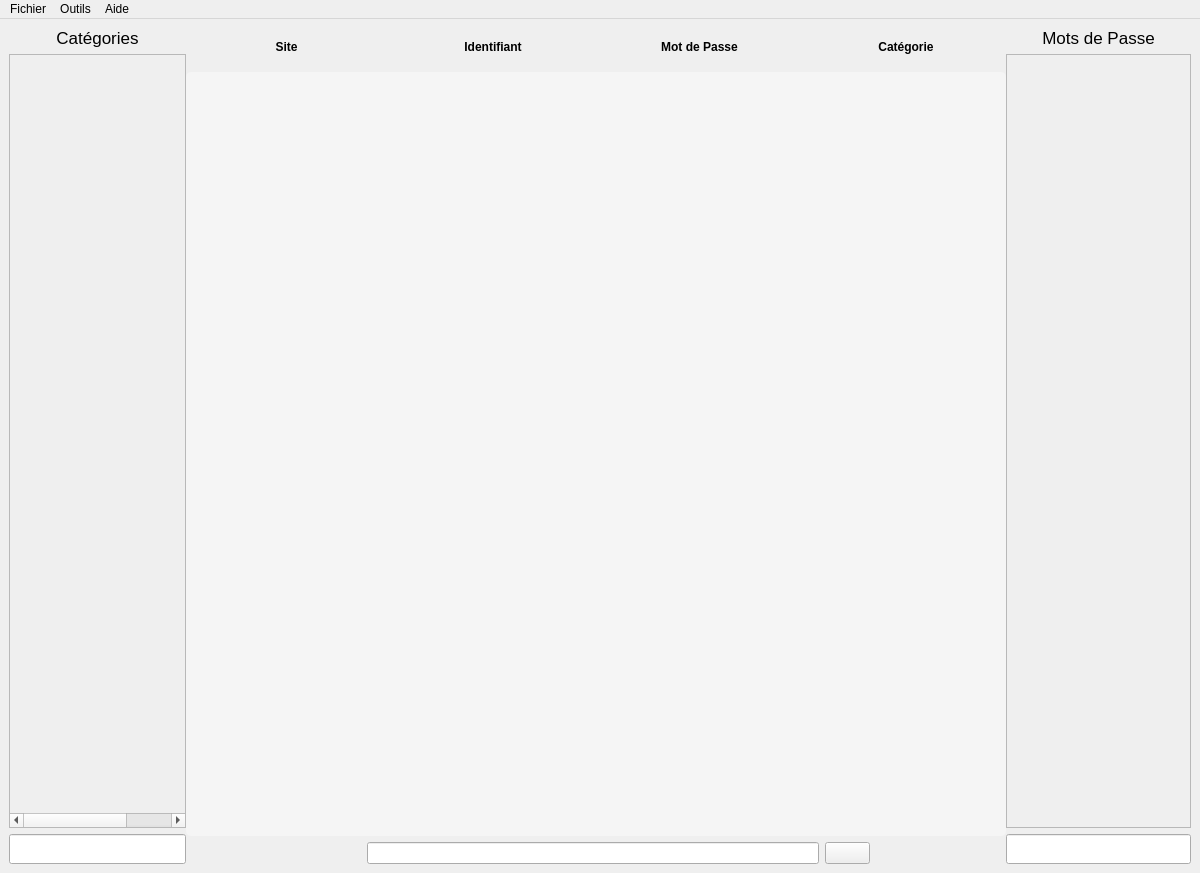
Qt form Interface_graphique/PyQt/UI/fenetreGestion.ui (MindPass/Code) before a commit.
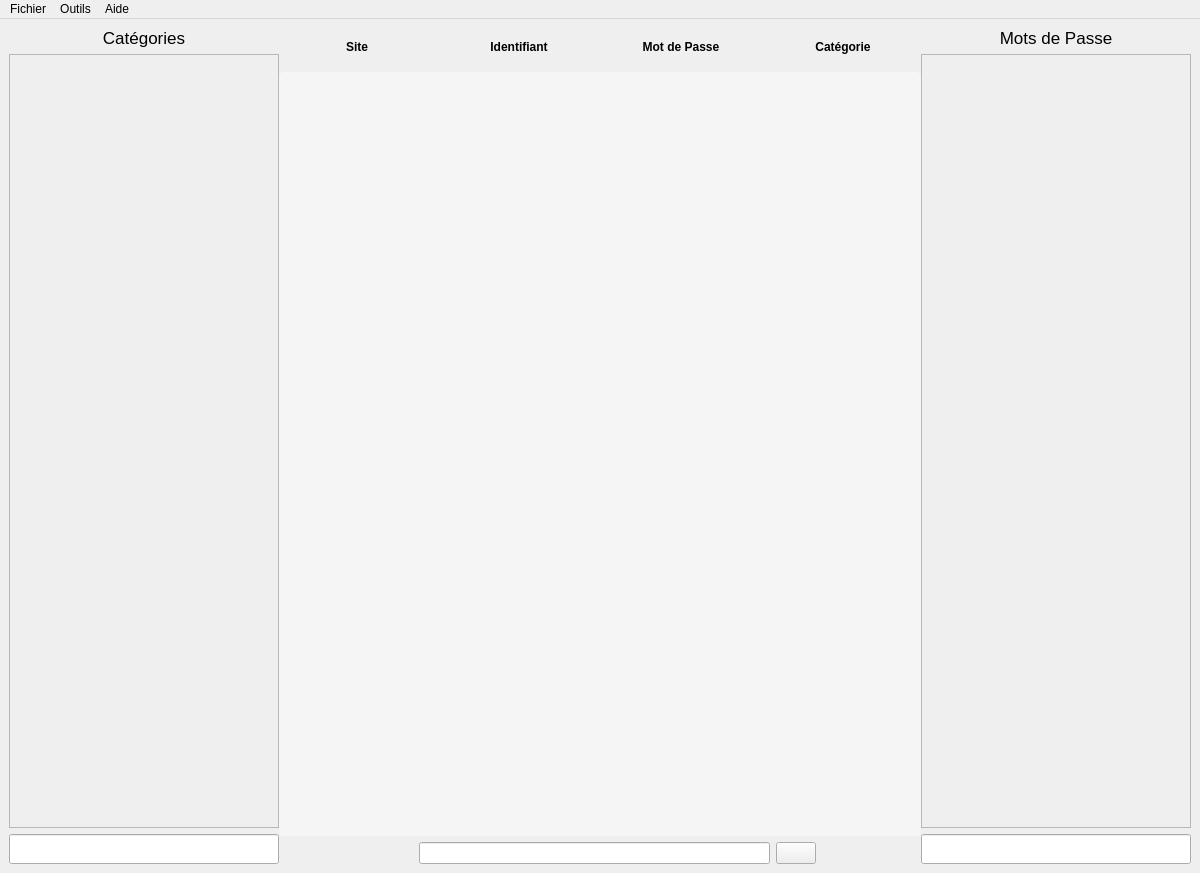
The same form after that commit. Icons and pictures are not drawn.

Commit message: ajout combobox remonter + divers

What changed in the file:
```diff
--- a/Interface_graphique/PyQt/UI/fenetreGestion.ui
+++ b/Interface_graphique/PyQt/UI/fenetreGestion.ui
@@ -190,6 +190,12 @@
         </property>
         <item>
          <widget class="QLabel" name="titre_cat">
+          <property name="minimumSize">
+           <size>
+            <width>210</width>
+            <height>0</height>
+           </size>
+          </property>
           <property name="font">
            <font>
             <pointsize>13</pointsize>
@@ -219,8 +225,8 @@
             <rect>
              <x>0</x>
              <y>0</y>
-             <width>270</width>
-             <height>701</height>
+             <width>250</width>
+             <height>667</height>
             </rect>
            </property>
            <property name="minimumSize">
@@ -366,7 +372,7 @@
             <rect>
              <x>0</x>
              <y>0</y>
-             <width>617</width>
+             <width>711</width>
              <height>703</height>
             </rect>
            </property>
@@ -420,6 +426,12 @@
        <layout class="QVBoxLayout" name="Passwords" stretch="0,0,1">
         <item>
          <widget class="QLabel" name="titre_pwd">
+          <property name="minimumSize">
+           <size>
+            <width>210</width>
+            <height>0</height>
+           </size>
+          </property>
           <property name="font">
            <font>
             <pointsize>13</pointsize>
@@ -455,7 +467,7 @@
             <rect>
              <x>0</x>
              <y>0</y>
-             <width>271</width>
+             <width>224</width>
              <height>701</height>
             </rect>
            </property>
```
Left out of the diff: 8 changed lines with no effect on the pictures. The commit also changes 3 other files.
